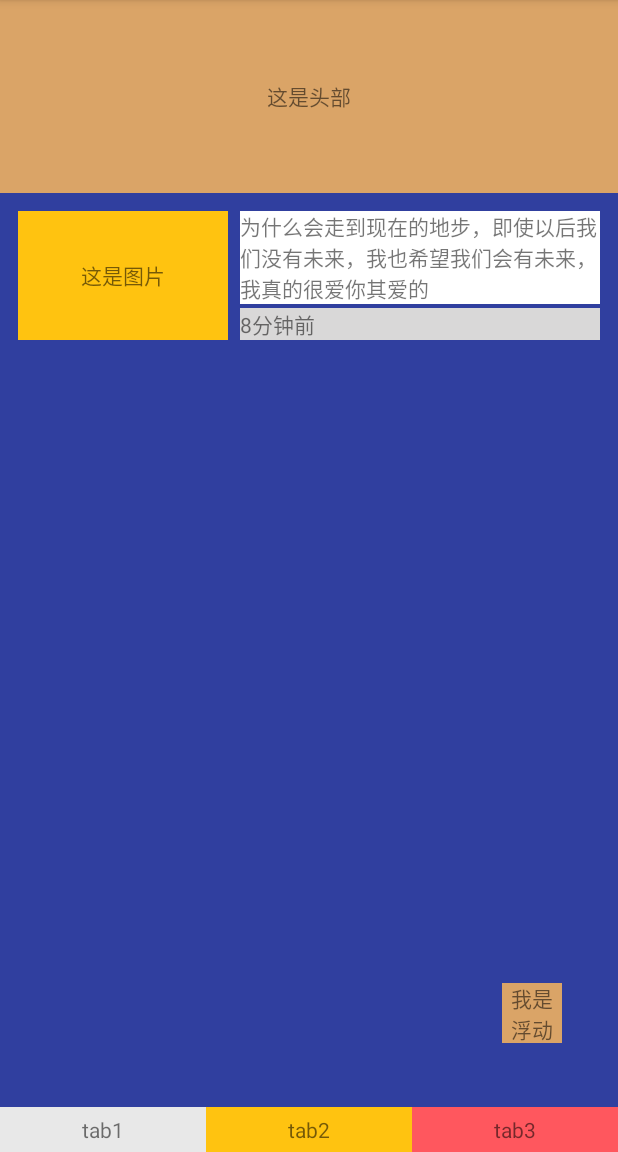
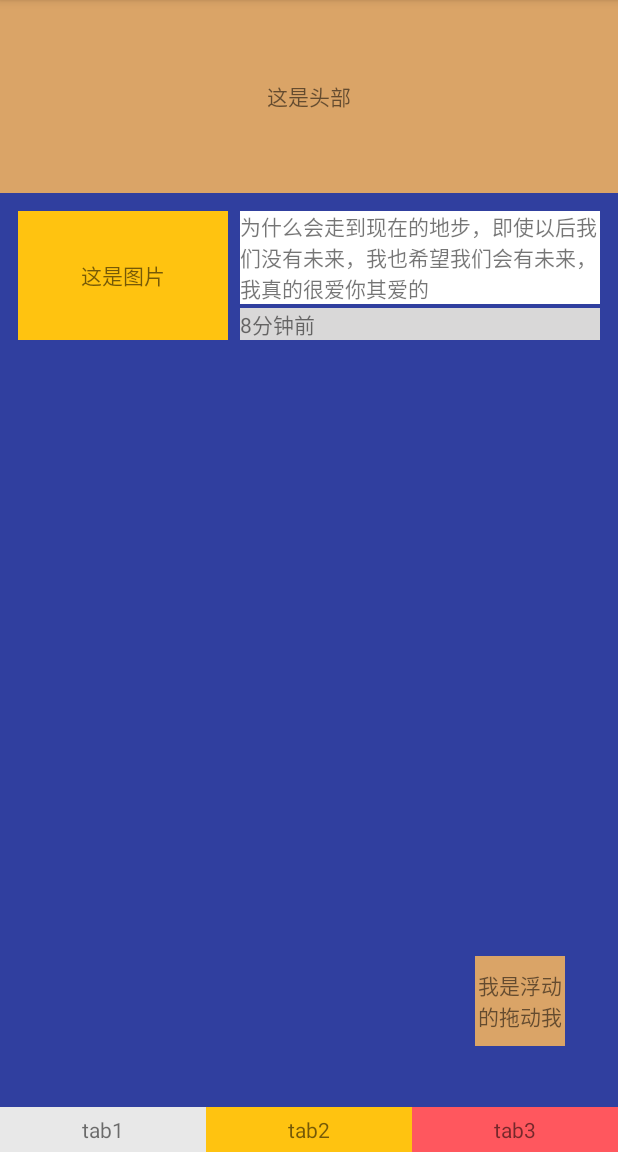
Before and after one commit to xiaochuanchuanzi/SelfDefineView, an Android app: the ConstraintActivity screen opened directly, with no data from a screen before it, on a phone screen of 412 x 824 dp, the part 84-1236 px from its top. Run offline under Robolectric (Android 15) with nearby library versions, the phone set to English and light mode, and no system bars.

Commit message:
实现控件的拖拽--scrollTo或者ScrollBy是对内容的拖动，setX或者setY是对控件位置的重置

```diff
--- a/app/src/main/res/layout/constraint_layout.xml
+++ b/app/src/main/res/layout/constraint_layout.xml
@@ -94,9 +94,9 @@
         android:onClick="floatBtton"
         android:background="@color/tab_pressed_color"
         android:gravity="center"
-        android:text="我是浮动的"
-        android:layout_width="40dp"
-        android:layout_height="40dp"
+        android:text="我是浮动的拖动我"
+        android:layout_width="60dp"
+        android:layout_height="60dp"
         app:layout_constraintLeft_toLeftOf="parent"
         app:layout_constraintTop_toTopOf="parent"
         app:layout_constraintRight_toRightOf="parent"
```
Also changed, not shown: app/src/main/java/test/com/selfdefineview/constraint/ConstraintActivity.java (+44 -1 lines).
